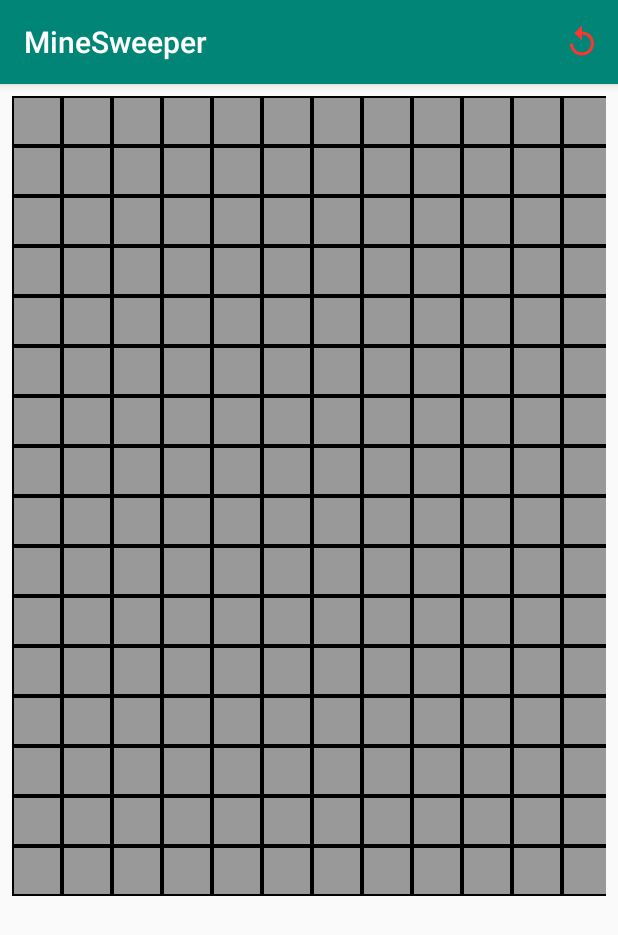
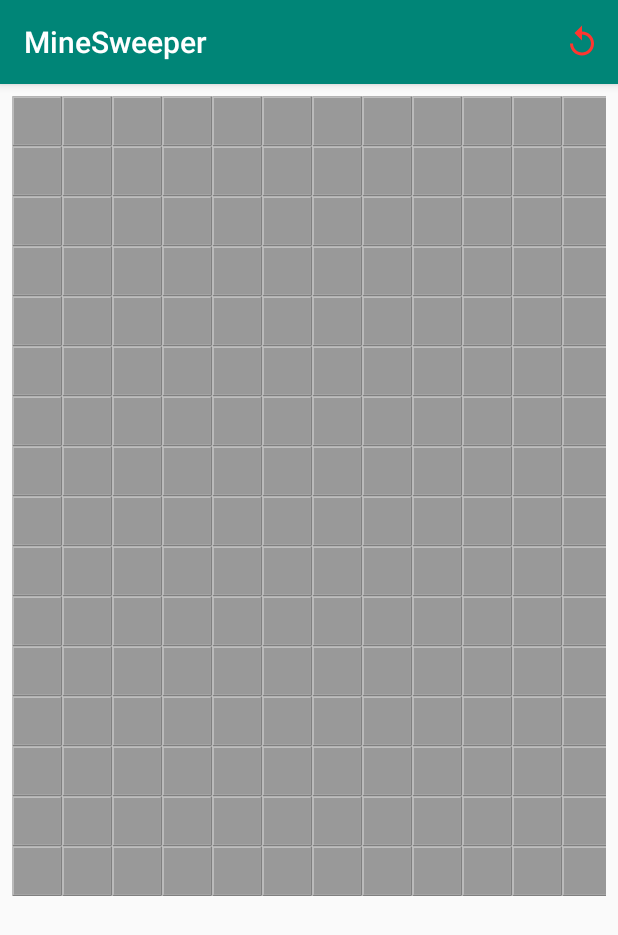
Before and after one commit to mookTungs/MineSweeperAndroid, an Android app: the screen it shows after launch (MainActivity), after a tap on "Replay", on a phone screen of 412 x 824 dp. Shown: the top 935 px of the screen. Run offline under Robolectric (Android 15) with nearby library versions, the phone set to English and light mode, and no system bars.

Commit message:
replace button with imagebutton

```diff
--- a/app/src/main/java/com/mookt/minesweeper/MainActivity.java
+++ b/app/src/main/java/com/mookt/minesweeper/MainActivity.java
@@ -55,8 +55,7 @@ public class MainActivity extends AppCompatActivity {
     public void newGame(){
         for(int i = 0; i < height; i++){
             for(int j = 0; j < width; j++){
-                buttonBoard[i][j].setText("");
-                buttonBoard[i][j].setBackgroundResource(R.drawable.table_border);
+                buttonBoard[i][j].setBackgroundResource(R.drawable.ic_button);
                 buttonBoard[i][j].setClickable(true);
                 buttonBoard[i][j].visited = false;
             }
@@ -70,16 +69,20 @@ public class MainActivity extends AppCompatActivity {
 
         for(int i = 0; i < height; i++){
             tableRow = new TableRow(this);
-            tableRow.setLayoutParams(new TableRow.LayoutParams(TableRow.LayoutParams.MATCH_PARENT, TableRow.LayoutParams.MATCH_PARENT));
+            TableRow.LayoutParams tableRowLayParam =  new TableRow.LayoutParams();
+            tableRowLayParam.width =  TableRow.LayoutParams.MATCH_PARENT;
+            tableRowLayParam.height = TableRow.LayoutParams.MATCH_PARENT;
+            tableRowLayParam.weight = 1;
+            tableRow.setLayoutParams(tableRowLayParam);
             for(int j = 0; j < width; j++){
                 button = new MyButton(this,i,j);
+
                 TableRow.LayoutParams layoutParams = new TableRow.LayoutParams();
                 layoutParams.width = 50;
                 layoutParams.height = 50;
                 layoutParams.weight = 1;
                 button.setBackgroundResource(R.drawable.ic_button);
                 button.setLayoutParams(layoutParams);
-                button.setText("");
                 button.setOnClickListener(new View.OnClickListener() {
                     @Override
                     public void onClick(View v) {
--- a/app/src/main/java/com/mookt/minesweeper/MyButton.java
+++ b/app/src/main/java/com/mookt/minesweeper/MyButton.java
@@ -1,9 +1,9 @@
 package com.mookt.minesweeper;
 
 import android.content.Context;
-import android.widget.Button;
+import android.widget.ImageButton;
 
-public class MyButton extends Button {
+public class MyButton extends ImageButton {
     private int posX, posY;
     public boolean visited;
 
```
